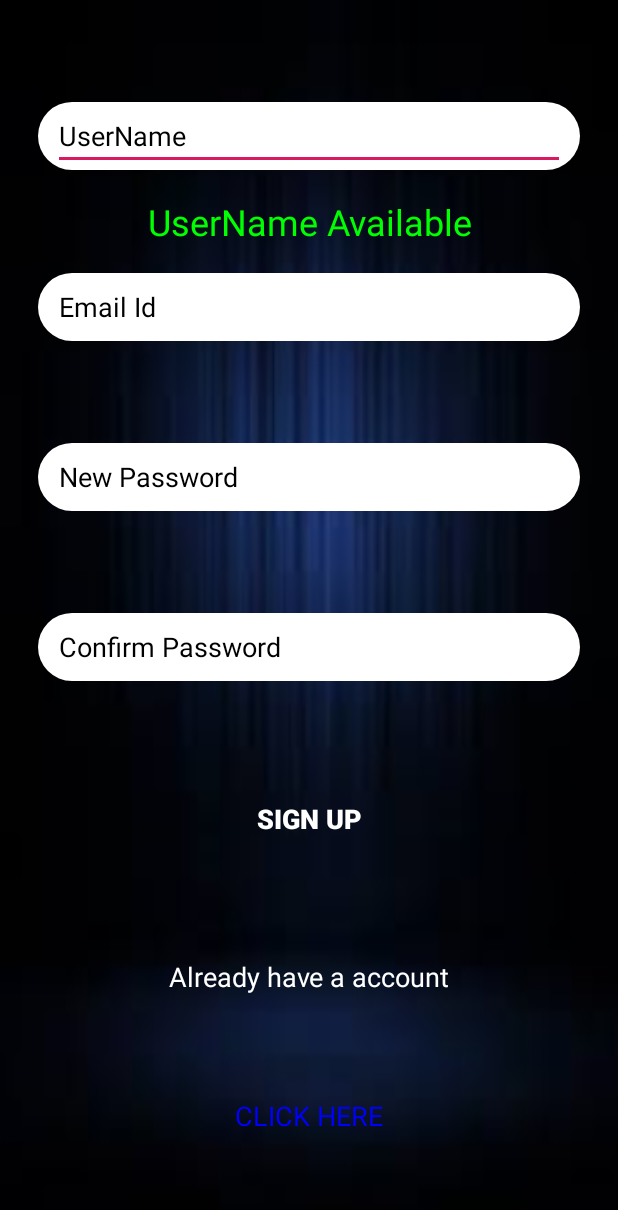
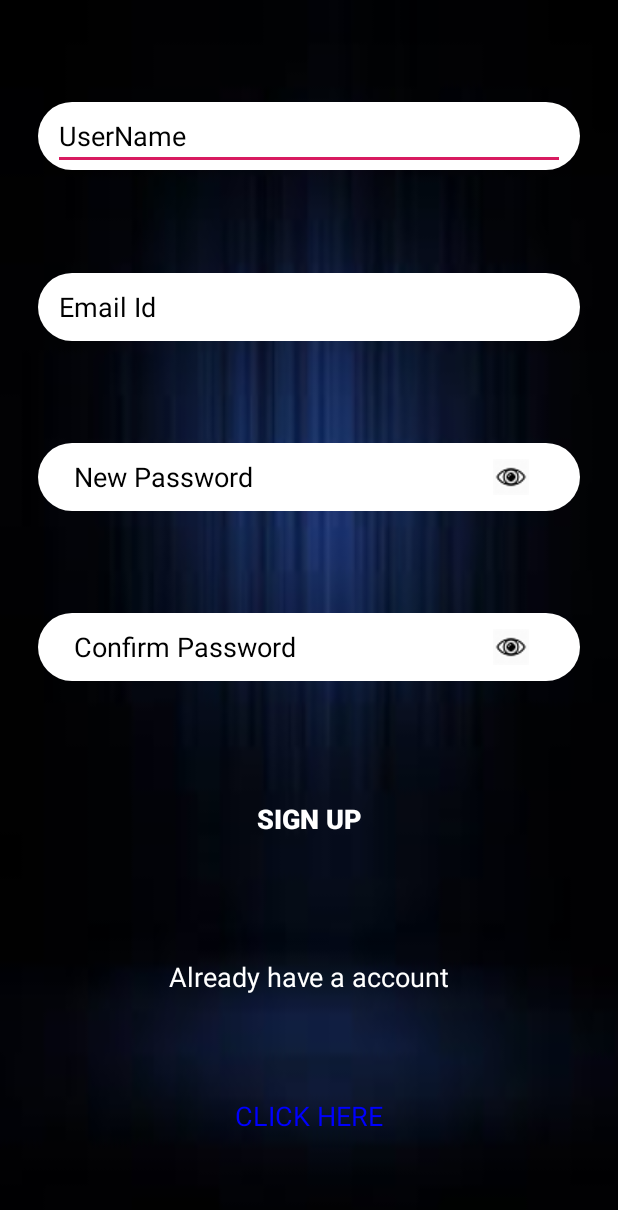
Before and after one commit to AllinoneCyberteam/VideoPlatform, an Android app: the SignUp screen opened directly, with no data from a screen before it, after a tap on "SIGN UP", on a phone screen of 412 x 824 dp. Shown: the top 1210 px of the screen. Run offline under Robolectric (Android 15) with nearby library versions, the phone set to English and light mode, and no system bars; our stand-ins replace Firebase (no records; nobody signed in at launch, a user with empty details on screens opened directly); Roboto replaces fonts that are not available here.

Commit message:
SignUp.java file is updated

```diff
--- a/app/src/main/java/cyberteam/videoplatform/login/SignUp.java
+++ b/app/src/main/java/cyberteam/videoplatform/login/SignUp.java
@@ -3,6 +3,7 @@ package cyberteam.videoplatform.login;
 import android.os.Bundle;
 import android.support.annotation.NonNull;
 import android.support.v7.app.AppCompatActivity;
+import android.text.method.PasswordTransformationMethod;
 import android.view.View;
 import android.widget.Button;
 import android.widget.EditText;
@@ -35,6 +36,10 @@ public class SignUp extends AppCompatActivity implements View.OnClickListener {
     Button SignUp;
     TextView goBack;
     TextView UserNameE;
+    TextView showPassword1;
+    TextView showPassword2;
+    boolean setType1 = true;
+    boolean setType2 = true;
     FirebaseAuth mAuth;
     FirebaseUser user;
     DatabaseReference mDatabaseReference;
@@ -62,6 +67,8 @@ public class SignUp extends AppCompatActivity implements View.OnClickListener {
 
         SignUp.setOnClickListener(this);
         goBack.setOnClickListener(this);
+        showPassword1.setOnClickListener(this);
+        showPassword2.setOnClickListener(this);
     }
 
     @Override
@@ -69,8 +76,11 @@ public class SignUp extends AppCompatActivity implements View.OnClickListener {
         int id = view.getId();
         switch (id) {
             case R.id.SignUp: {
-                int arraySize = UserArrayList.size();
-                boolean avail = true;
+                int arraySize;
+                boolean avail;
+                if (!UserName.getText().toString().equals("")) {
+                    arraySize = UserArrayList.size();
+                    avail = true;
                     for (int i = 0; i < arraySize; i++) {
                         if (UserArrayList.get(i).equals(UserName.getText().toString())) {
                             avail = false;
@@ -86,7 +96,6 @@ public class SignUp extends AppCompatActivity implements View.OnClickListener {
                         UserNameE.setText(R.string.username_available);
                         UserNameE.setTextColor(getResources().getColor(R.color.green));
                         UserNameE.setVisibility(View.VISIBLE);
-
                         if (!EmailId.getText().toString().equals("") && newPassword.getText().toString().equals(confirmPassword.getText().toString()) && !newPassword.getText().toString().equals("") && !confirmPassword.getText().toString().equals(""))
                             mAuth.createUserWithEmailAndPassword(EmailId.getText().toString(), confirmPassword.getText().toString())
                                     .addOnCompleteListener(new OnCompleteListener<AuthResult>() {
@@ -103,13 +112,52 @@ public class SignUp extends AppCompatActivity implements View.OnClickListener {
                                     Toast.makeText(SignUp.this, "Something went wrong, try after some time", Toast.LENGTH_SHORT).show();
                                 }
                             });
-                    else
+                        else if (!newPassword.getText().toString().equals(confirmPassword.getText().toString()))
                             Toast.makeText(SignUp.this, "Passwords do not match", Toast.LENGTH_SHORT).show();
+                        else if (EmailId.getText().toString().equals(""))
+                            Toast.makeText(SignUp.this, "Enter your Email first", Toast.LENGTH_SHORT).show();
+                        else if (newPassword.getText().toString().equals(""))
+                            Toast.makeText(SignUp.this, "Password Field is empty", Toast.LENGTH_SHORT).show();
+                        else if (confirmPassword.getText().toString().equals(""))
+                            Toast.makeText(SignUp.this, "Confirm Password Field is empty", Toast.LENGTH_SHORT).show();
                     }
+                } else Toast.makeText(SignUp.this, "Pick a Username", Toast.LENGTH_SHORT).show();
             }
             break;
             case R.id.Login: {
                 finish();
+                break;
+            }
+            case R.id.showPassword1: {
+                if (setType1) {
+                    setType1 = false;
+                    newPassword.setTransformationMethod(null);
+                    if (newPassword.getText().length() > 0)
+                        newPassword.setSelection(newPassword.getText().length());
+                    showPassword1.setBackgroundResource(R.drawable.hide_icon);
+                } else {
+                    setType1 = true;
+                    newPassword.setTransformationMethod(new PasswordTransformationMethod());
+                    if (newPassword.getText().length() > 0)
+                        newPassword.setSelection(newPassword.getText().length());
+                    showPassword1.setBackgroundResource(R.drawable.show_icon);
+                }
+                break;
+            }
+            case R.id.showPassword2: {
+                if (setType2) {
+                    setType2 = false;
+                    confirmPassword.setTransformationMethod(null);
+                    if (confirmPassword.getText().length() > 0)
+                        confirmPassword.setSelection(confirmPassword.getText().length());
+                    showPassword2.setBackgroundResource(R.drawable.hide_icon);
+                } else {
+                    setType2 = true;
+                    confirmPassword.setTransformationMethod(new PasswordTransformationMethod());
+                    if (confirmPassword.getText().length() > 0)
+                        confirmPassword.setSelection(confirmPassword.getText().length());
+                    showPassword2.setBackgroundResource(R.drawable.show_icon);
+                }
                 break;
             }
         }
@@ -124,6 +172,8 @@ public class SignUp extends AppCompatActivity implements View.OnClickListener {
         goBack = findViewById(R.id.Login);
         mAuth = FirebaseAuth.getInstance();
         UserNameE = findViewById(R.id.userNameError);
+        showPassword1 = findViewById(R.id.showPassword1);
+        showPassword2 = findViewById(R.id.showPassword2);
         mDatabaseReference = FirebaseDatabase.getInstance().getReferenceFromUrl(DatabaseLink);
     }
 
--- a/app/src/main/res/layout/activity_sign_up.xml
+++ b/app/src/main/res/layout/activity_sign_up.xml
@@ -60,7 +60,7 @@
             tools:layout_editor_absoluteY="46dp" />
     </LinearLayout>
 
-    <LinearLayout
+    <android.support.constraint.ConstraintLayout
         android:id="@+id/linearLayout3"
         android:layout_width="0dp"
         android:layout_height="wrap_content"
@@ -76,17 +76,23 @@
             android:id="@+id/newPassword"
             android:layout_width="match_parent"
             android:layout_height="wrap_content"
+            android:layout_marginStart="10dp"
+            android:layout_marginLeft="10dp"
+            android:layout_marginEnd="10dp"
+            android:layout_marginRight="10dp"
             android:ems="10"
             android:hint="@string/new_password"
             android:inputType="textPassword"
             android:textColor="#000000"
             android:textColorHint="#000000"
-            tools:ignore="AutoFill"
-            tools:layout_editor_absoluteX="25dp"
-            tools:layout_editor_absoluteY="137dp" />
-    </LinearLayout>
+            app:layout_constraintBottom_toBottomOf="parent"
+            app:layout_constraintEnd_toEndOf="parent"
+            app:layout_constraintStart_toStartOf="parent"
+            app:layout_constraintTop_toTopOf="parent"
+            tools:ignore="AutoFill" />
+    </android.support.constraint.ConstraintLayout>
 
-    <LinearLayout
+    <android.support.constraint.ConstraintLayout
         android:id="@+id/linearLayout4"
         android:layout_width="0dp"
         android:layout_height="wrap_content"
@@ -102,15 +108,21 @@
             android:id="@+id/confirmPassword"
             android:layout_width="match_parent"
             android:layout_height="wrap_content"
+            android:layout_marginStart="10dp"
+            android:layout_marginLeft="10dp"
+            android:layout_marginEnd="10dp"
+            android:layout_marginRight="10dp"
             android:ems="10"
             android:hint="@string/confirm_password"
             android:inputType="textPassword"
             android:textColor="#000000"
             android:textColorHint="#000000"
-            tools:ignore="AutoFill"
-            tools:layout_editor_absoluteX="25dp"
-            tools:layout_editor_absoluteY="229dp" />
-    </LinearLayout>
+            app:layout_constraintBottom_toBottomOf="parent"
+            app:layout_constraintEnd_toEndOf="parent"
+            app:layout_constraintStart_toStartOf="parent"
+            app:layout_constraintTop_toTopOf="parent"
+            tools:ignore="AutoFill" />
+    </android.support.constraint.ConstraintLayout>
 
     <Button
         android:id="@+id/SignUp"
@@ -165,4 +177,26 @@
         app:layout_constraintStart_toStartOf="@+id/linearLayout6"
         app:layout_constraintTop_toBottomOf="@+id/linearLayout6" />
 
+    <TextView
+        android:id="@+id/showPassword1"
+        android:layout_width="wrap_content"
+        android:layout_height="wrap_content"
+        android:background="@drawable/show_icon"
+        app:layout_constraintBottom_toBottomOf="@+id/linearLayout3"
+        app:layout_constraintEnd_toEndOf="@+id/linearLayout3"
+        app:layout_constraintHorizontal_bias="0.9"
+        app:layout_constraintStart_toStartOf="@+id/linearLayout3"
+        app:layout_constraintTop_toTopOf="@+id/linearLayout3" />
+
+    <TextView
+        android:id="@+id/showPassword2"
+        android:layout_width="wrap_content"
+        android:layout_height="wrap_content"
+        android:background="@drawable/show_icon"
+        app:layout_constraintBottom_toBottomOf="@+id/linearLayout4"
+        app:layout_constraintEnd_toEndOf="@+id/linearLayout4"
+        app:layout_constraintHorizontal_bias="0.9"
+        app:layout_constraintStart_toStartOf="@+id/linearLayout4"
+        app:layout_constraintTop_toTopOf="@+id/linearLayout4" />
+
 </android.support.constraint.ConstraintLayout>
```
Lines whose indentation alone changed are shown as unchanged.
